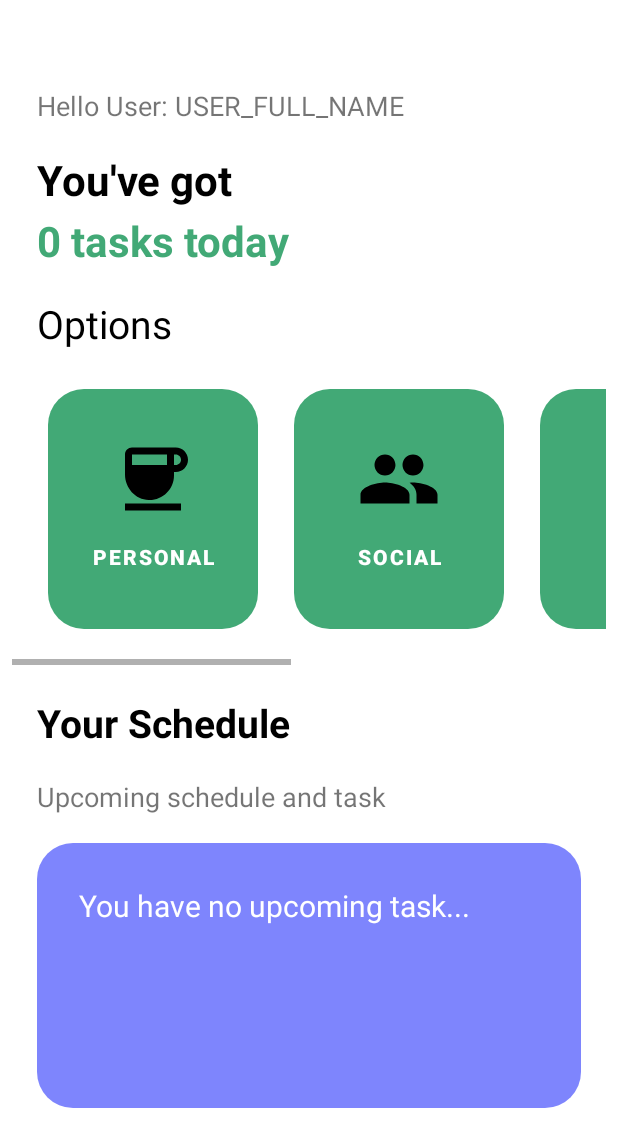
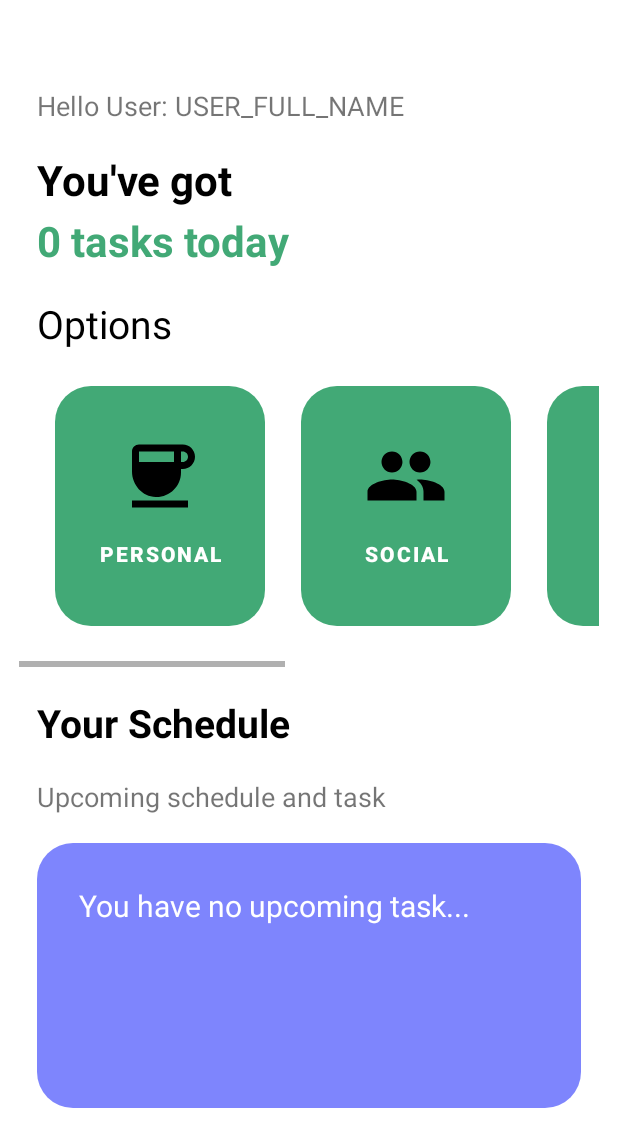
Before and after one commit to Forestocean37/Final-Project-Group-4, an Android app: the layout fragment_home.xml on its own in the app's theme, with its tools: preview values and no code run, on a phone screen of 412 x 824 dp. Shown: the top 1147 px of the screen. Run offline under Robolectric (Android 15) with nearby library versions, the light colour scheme and no system bars.

Commit message:
Fixed layout bugs and manifest bugs

```diff
--- a/app/src/main/AndroidManifest.xml
+++ b/app/src/main/AndroidManifest.xml
@@ -4,7 +4,6 @@
 
     <uses-permission android:name="android.permission.INTERNET" />
     <uses-permission android:name="android.permission.ACCESS_NETWORK_STATE" />
-    <uses-permission android:name="android.permission.READ_EXTERNAL_STORAGE" />
 
 
     <application
@@ -26,9 +25,6 @@
             <intent-filter>
                 <action android:name="android.intent.action.MAIN" />
                 <category android:name="android.intent.category.LAUNCHER" />
-                <data
-                    android:scheme="https"
-                    android:host="cs5520-group-4.firebaseapp.com" />
             </intent-filter>
         </activity>
 
--- a/app/src/main/res/layout/fragment_home.xml
+++ b/app/src/main/res/layout/fragment_home.xml
@@ -109,7 +109,7 @@
         android:textSize="26sp"
         android:textColor="@color/black"
         android:layout_marginHorizontal="12dp"
-        app:layout_constraintBottom_toTopOf="@id/button_personal"
+        app:layout_constraintBottom_toTopOf="@id/list_buttons"
         app:layout_constraintStart_toStartOf="@id/guideline_boarder_left"
         app:layout_constraintTop_toTopOf="@id/guideline_dividing_2" />
 
@@ -154,13 +154,13 @@
 <!--        app:layout_constraintStart_toEndOf="@id/button_personal"-->
 <!--        app:layout_constraintTop_toBottomOf="@id/text_options" />-->
     <HorizontalScrollView
-        android:layout_width="match_parent"
-        android:layout_height="wrap_content"
-        android:layout_margin="8dp"
+        android:id="@+id/list_buttons"
+        android:layout_width="0dp"
+        android:layout_height="0dp"
         android:fillViewport="true"
         app:layout_constraintBottom_toTopOf="@id/guideline_dividing_3"
-        app:layout_constraintEnd_toEndOf="parent"
-        app:layout_constraintStart_toStartOf="parent"
+        app:layout_constraintEnd_toStartOf="@id/guideline_boarder_right"
+        app:layout_constraintStart_toStartOf="@id/guideline_boarder_left"
         app:layout_constraintTop_toBottomOf="@+id/text_options">
 
         <LinearLayout
```
Also changed, not shown: 1 other file.
